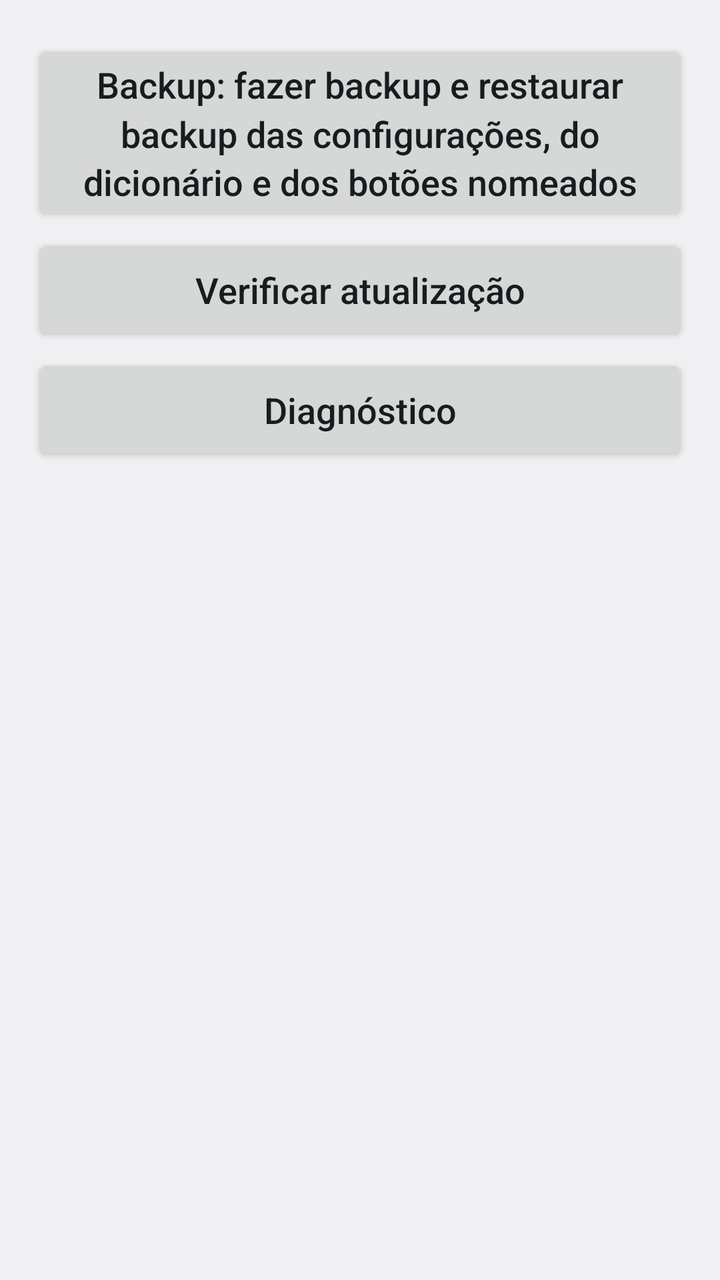
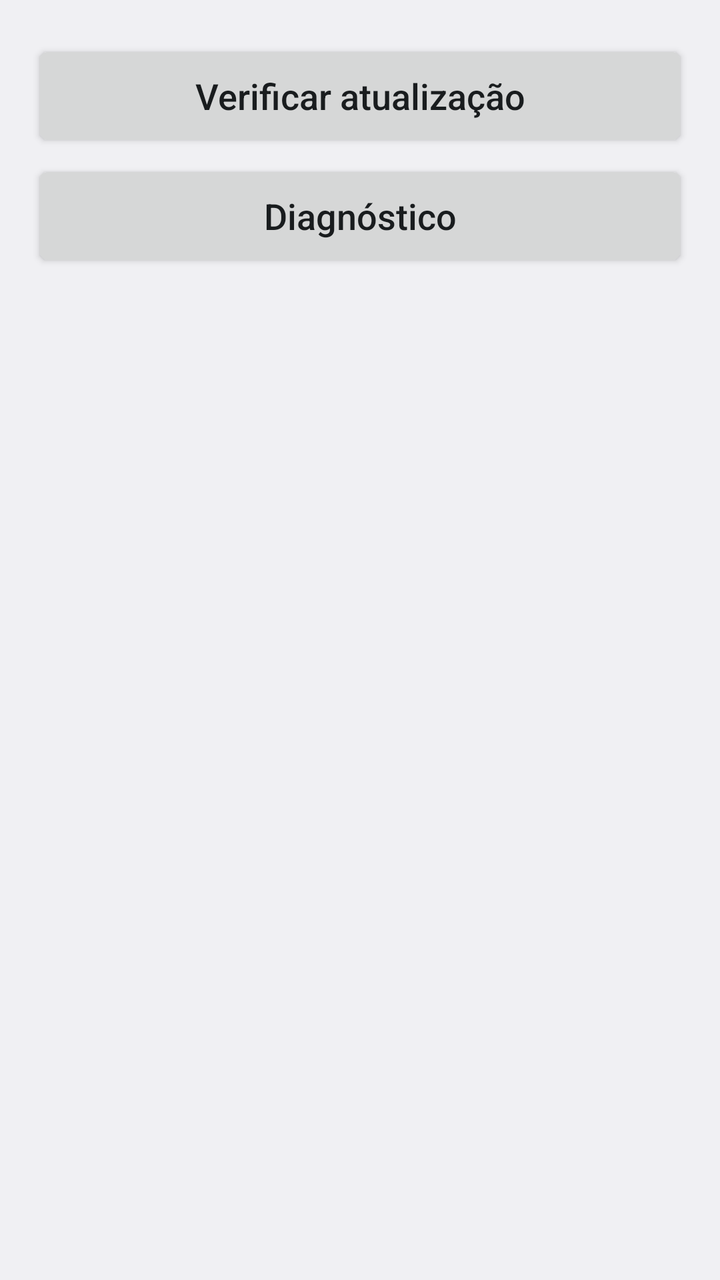

Two renders of the same Android screen: before a commit and after it. Below are the layout's source before the change and the commit's diff.
<!-- AndroidManifest.xml: application theme AppTheme -->
<!-- res/layout/activity_about.xml -->
<?xml version="1.0" encoding="utf-8"?>
<ScrollView xmlns:android="http://schemas.android.com/apk/res/android"
    android:layout_width="match_parent"
    android:layout_height="match_parent"
    android:fillViewport="true">

    <LinearLayout
        android:layout_width="match_parent"
        android:layout_height="wrap_content"
        android:orientation="vertical"
        android:padding="16dp">

        <Button
            android:id="@+id/btn_backup"
            style="@style/Row"
            android:text="@string/backup_button" />

        <Button
            android:id="@+id/btn_update"
            style="@style/Row"
            android:text="@string/check_update" />

        <Button
            android:id="@+id/btn_diagnostics"
            style="@style/Row"
            android:text="@string/title_diagnostics" />
    </LinearLayout>
</ScrollView>
<!-- resources referenced by this layout -->
<resources>
  <string name="backup_button">Backup: fazer backup e restaurar backup das configurações, do dicionário e dos botões nomeados</string>
  <string name="check_update">Verificar atualização</string>
  <string name="title_diagnostics">Diagnóstico</string>
  <style name="Row">
          <item name="android:layout_width">match_parent</item>
          <item name="android:layout_height">wrap_content</item>
          <item name="android:minHeight">56dp</item>
          <item name="android:layout_marginTop">4dp</item>
          
          <item name="android:textSize">18sp</item>
          <item name="android:textAllCaps">false</item>
          <item name="android:lineSpacingMultiplier">1.15</item>
          <item name="android:textColorHint">?android:attr/textColorSecondary</item>
      </style>
  <style name="AppTheme" parent="android:Theme.Material.Light.DarkActionBar" />
</resources>

<!-- the commit's change to res/layout/activity_about.xml (unified diff, before → after) -->
@@ -11,11 +11,6 @@
         android:padding="16dp">
 
         <Button
-            android:id="@+id/btn_backup"
-            style="@style/Row"
-            android:text="@string/backup_button" />
-
-        <Button
             android:id="@+id/btn_update"
             style="@style/Row"
             android:text="@string/check_update" />
<!-- resource entries referenced after the edit -->
@@ -1,6 +1,5 @@
 <!-- resources referenced by this layout -->
 <resources>
-  <string name="backup_button">Backup: fazer backup e restaurar backup das configurações, do dicionário e dos botões nomeados</string>
   <string name="check_update">Verificar atualização</string>
   <string name="title_diagnostics">Diagnóstico</string>
   <style name="Row">
